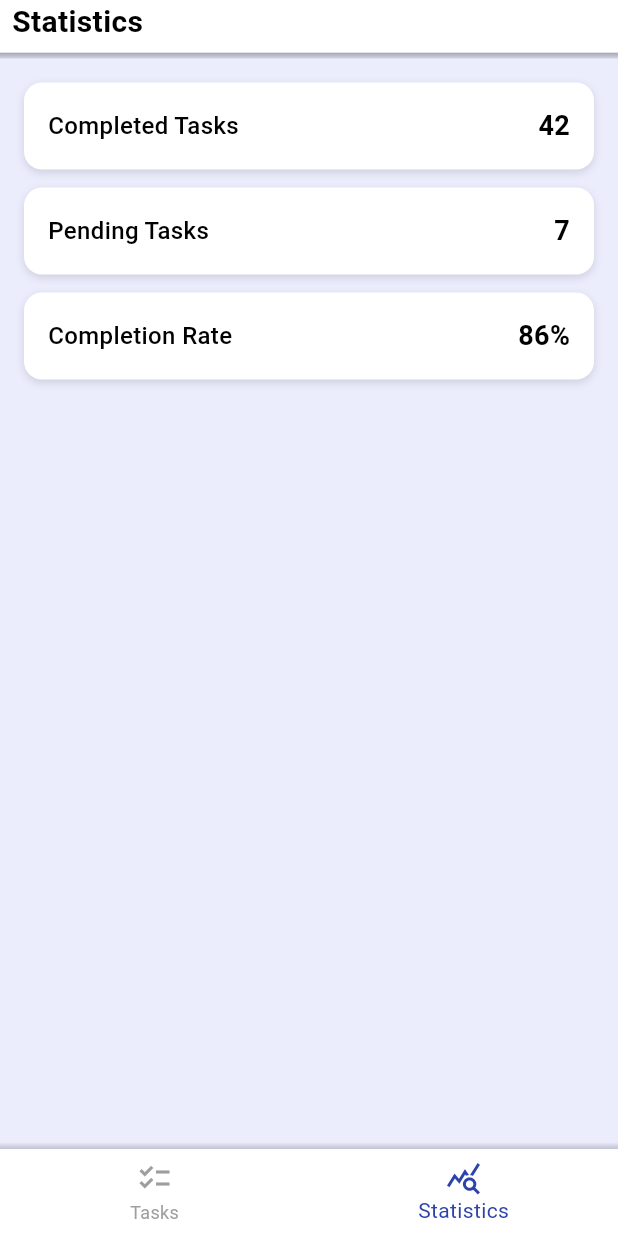
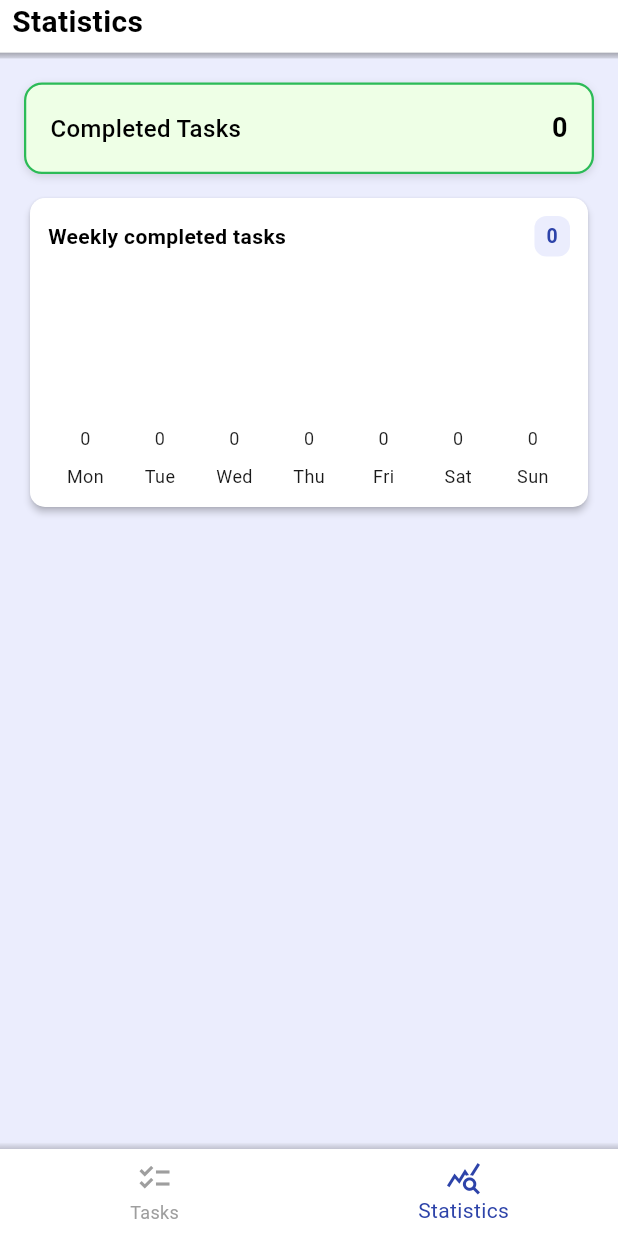
Before and after one commit to Sakii470/Task_Manager, a Flutter app: the StatisticsScreen screen opened by its route, on a phone screen of 412 x 824 dp. Run offline on Flutter 3.47's test engine with Material 3 defaults, Android fonts, the phone set to English and light mode, and no system bars; our stand-ins replace bloc, flutter_bloc, get_it, go_router, hive_flutter; accounts and stored records are empty.

Commit message:
statisctics func added

```diff
--- a/lib/app/theme/app_colors.dart
+++ b/lib/app/theme/app_colors.dart
@@ -12,3 +12,4 @@ const Color orange1 = Color(0xFFF76E11);
 const Color gray1 = Color(0xFF666666);
 const Color gray2 = Color(0xFFB3B3B3);
 const Color green1 = Color(0xFF2CBB57);
+const Color green2 = Color(0xFFeeffe6);
--- /dev/null
+++ b/lib/features/statistics/presentation/cubit/statisctics_cubit.dart
@@ -0,0 +1,44 @@
+import 'package:bloc/bloc.dart';
+import 'package:meta/meta.dart';
+import 'package:task_manager/features/tasks/domain/task_repo.dart';
+import 'package:task_manager/features/tasks/data/model/task.dart'; // added
+
+part 'statisctics_state.dart';
+
+class StatiscticsCubit extends Cubit<StatiscticsState> {
+  final HiveTaskRepo repo;
+  StatiscticsCubit(this.repo) : super(StatiscticsInitial());
+
+  // Fetch statistics and emit states
+  Future<void> loadStatistics() async {
+    emit(StatiscticsLoading());
+    try {
+      final tasks = await _safeGetTasks();
+      final total = tasks.length;
+      int completed = 0;
+      for (final t in tasks) {
+        if (_isTaskCompleted(t)) completed++;
+      }
+      final pending = (total - completed);
+      final rate = total == 0 ? 0.0 : (completed / total) * 100.0;
+      emit(StatiscticsLoaded(completed: completed, pending: pending, completionRate: rate));
+    } catch (e) {
+      emit(StatiscticsError(e?.toString() ?? 'Unknown error'));
+    }
+  }
+
+  // Call the repo API directly and return typed list
+  Future<List<Task>> _safeGetTasks() async {
+    try {
+      // prefer the well-known method on the repo
+      final items = await repo.getAll(includeCompleted: true);
+      return items;
+    } catch (_) {
+      return <Task>[];
+    }
+  }
+
+  bool _isTaskCompleted(Task t) {
+    return t.isCompleted;
+  }
+}
--- /dev/null
+++ b/lib/features/statistics/presentation/cubit/statisctics_state.dart
@@ -0,0 +1,25 @@
+part of 'statisctics_cubit.dart';
+
+@immutable
+sealed class StatiscticsState {}
+
+final class StatiscticsInitial extends StatiscticsState {
+  StatiscticsInitial();
+}
+
+final class StatiscticsLoading extends StatiscticsState {
+  StatiscticsLoading();
+}
+
+final class StatiscticsLoaded extends StatiscticsState {
+  final int completed;
+  final int pending;
+  final double completionRate;
+
+  StatiscticsLoaded({required this.completed, required this.pending, required this.completionRate});
+}
+
+final class StatiscticsError extends StatiscticsState {
+  final String message;
+  StatiscticsError(this.message);
+}
--- a/lib/features/statistics/presentation/screens/statistics_screen.dart
+++ b/lib/features/statistics/presentation/screens/statistics_screen.dart
@@ -1,52 +1,85 @@
 import 'package:flutter/material.dart';
+import 'package:flutter_bloc/flutter_bloc.dart';
+import 'package:get_it/get_it.dart';
 import 'package:task_manager/components/custom_header.dart';
 import 'package:task_manager/components/background_pattern.dart';
+import 'package:task_manager/features/statistics/presentation/widgets/stat_card.dart';
+import 'package:task_manager/features/statistics/presentation/cubit/statisctics_cubit.dart';
+import 'package:task_manager/features/tasks/domain/task_repo.dart';
+import 'package:task_manager/features/tasks/data/model/task.dart'; // added
+import 'package:task_manager/features/statistics/presentation/widgets/week_bar_chart.dart'; // added
+import 'package:task_manager/app/theme/app_colors.dart' as app_colors; // added
 
 class StatisticsScreen extends StatelessWidget {
   const StatisticsScreen({super.key});
 
   @override
   Widget build(BuildContext context) {
-    return Scaffold(
-      appBar: const CustomHeader(title: 'Statistics', showBackArrow: false),
-      body: BackgroundPattern(
-        showBottomLinearGradient: true,
-        child: ListView(
-          padding: const EdgeInsets.all(16),
-          children: const [
-            _StatCard(title: 'Completed Tasks', value: '42'),
-            SizedBox(height: 12),
-            _StatCard(title: 'Pending Tasks', value: '7'),
-            SizedBox(height: 12),
-            _StatCard(title: 'Completion Rate', value: '86%'),
-          ],
+    // resolve concrete repo from GetIt if not provided
+    final taskRepo = GetIt.instance<HiveTaskRepo>();
+
+    return BlocProvider(
+      create: (_) => StatiscticsCubit(taskRepo)..loadStatistics(),
+      child: Scaffold(
+        appBar: const CustomHeader(title: 'Statistics', showBackArrow: false),
+        body: BackgroundPattern(
+          showBottomLinearGradient: true,
+          child: Padding(
+            padding: const EdgeInsets.all(16),
+            child: BlocBuilder<StatiscticsCubit, StatiscticsState>(
+              builder: (context, state) {
+                // initial / loading
+                if (state is StatiscticsLoading || state is StatiscticsInitial) {
+                  return const Center(child: CircularProgressIndicator());
+                }
+                // error
+                if (state is StatiscticsError) {
+                  return Center(child: Text(state.message));
+                }
+                // loaded
+                if (state is StatiscticsLoaded) {
+                  return ListView(
+                    children: [
+                      StatCard(title: 'Completed Tasks', value: '${state.completed}'),
+                      const SizedBox(height: 12),
+                      // New: weekly completed tasks bar chart below the completed card
+                      FutureBuilder<List<Task>>(
+                        future: taskRepo.getAll(includeCompleted: true),
+                        builder: (context, snap) {
+                          if (snap.connectionState != ConnectionState.done) {
+                            return const SizedBox(height: 140, child: Center(child: CircularProgressIndicator()));
+                          }
+                          if (snap.hasError) {
+                            return SizedBox(height: 140, child: Center(child: Text('Error: ${snap.error}')));
+                          }
+                          final allTasks = snap.data ?? <Task>[];
+                          final weekCounts = _computeWeeklyCounts(allTasks);
+                          return WeekBarChart(counts: weekCounts);
+                        },
+                      ),
+                      const SizedBox(height: 12),
+                    ],
+                  );
+                }
+                // fallback
+                return const SizedBox.shrink();
+              },
+            ),
+          ),
         ),
       ),
     );
   }
-}
 
-class _StatCard extends StatelessWidget {
-  final String title;
-  final String value;
-  const _StatCard({required this.title, required this.value});
-
-  @override
-  Widget build(BuildContext context) {
-    return Container(
-      padding: const EdgeInsets.all(16),
-      decoration: BoxDecoration(
-        color: Colors.white,
-        borderRadius: BorderRadius.circular(12),
-        boxShadow: const [BoxShadow(color: Colors.black12, blurRadius: 4, offset: Offset(0, 2))],
-      ),
-      child: Row(
-        children: [
-          Text(title, style: const TextStyle(fontSize: 16, fontWeight: FontWeight.w500)),
-          const Spacer(),
-          Text(value, style: const TextStyle(fontSize: 18, fontWeight: FontWeight.w600)),
-        ],
-      ),
-    );
+  List<int> _computeWeeklyCounts(List<Task> tasks) {
+    final counts = List<int>.filled(7, 0);
+    for (final t in tasks) {
+      final isCompleted = t.isCompleted;
+      if (!isCompleted) continue;
+      final dt = t.completedDate ?? DateTime.now();
+      final idx = (dt.weekday - 1).clamp(0, 6);
+      counts[idx] = counts[idx] + 1;
+    }
+    return counts;
   }
 }
--- /dev/null
+++ b/lib/features/statistics/presentation/widgets/stat_card.dart
@@ -0,0 +1,28 @@
+import 'package:flutter/material.dart';
+import 'package:task_manager/app/theme/app_colors.dart' as app_colors;
+
+class StatCard extends StatelessWidget {
+  final String title;
+  final String value;
+  const StatCard({Key? key, required this.title, required this.value}) : super(key: key);
+
+  @override
+  Widget build(BuildContext context) {
+    return Container(
+      padding: const EdgeInsets.all(16),
+      decoration: BoxDecoration(
+        color: app_colors.green2,
+        borderRadius: BorderRadius.circular(12),
+        border: Border.all(color: app_colors.green1, width: 1.5),
+        boxShadow: const [BoxShadow(color: Colors.black12, blurRadius: 4, offset: Offset(0, 2))],
+      ),
+      child: Row(
+        children: [
+          Text(title, style: const TextStyle(fontSize: 16, fontWeight: FontWeight.w500)),
+          const Spacer(),
+          Text(value, style: const TextStyle(fontSize: 18, fontWeight: FontWeight.w600)),
+        ],
+      ),
+    );
+  }
+}
--- /dev/null
+++ b/lib/features/statistics/presentation/widgets/week_bar_chart.dart
@@ -0,0 +1,95 @@
+import 'package:flutter/material.dart';
+import 'package:task_manager/app/theme/app_colors.dart' as app_colors;
+
+/// WeekBarChart widget moved from statistics_screen.dart
+class WeekBarChart extends StatelessWidget {
+  final List<int> counts;
+  const WeekBarChart({required this.counts, super.key});
+
+  @override
+  Widget build(BuildContext context) {
+    final maxCount = counts.isEmpty ? 0 : counts.reduce((a, b) => a > b ? a : b);
+    // total area reserved for bars & value text
+    final totalBarArea = 120.0;
+    // reserve a small bottom gap so bars won't touch/overflow the card (about 15-16px)
+    const reservedBottomSpace = 16.0;
+    // reserve vertical space for the small value label under each bar
+    const valueLabelHeight = 18.0;
+    final availableBarHeight = totalBarArea - reservedBottomSpace - valueLabelHeight;
+    final labels = ['Mon', 'Tue', 'Wed', 'Thu', 'Fri', 'Sat', 'Sun'];
+    final textColor = Colors.black87;
+    final weekTotal = counts.isEmpty ? 0 : counts.reduce((a, b) => a + b);
+
+    return Card(
+      color: Colors.white,
+      elevation: 2,
+      shape: RoundedRectangleBorder(borderRadius: BorderRadius.circular(10)),
+      child: Padding(
+        padding: const EdgeInsets.symmetric(vertical: 12, horizontal: 12),
+        child: Column(
+          crossAxisAlignment: CrossAxisAlignment.start,
+          children: [
+            Row(
+              children: [
+                const Text('Weekly completed tasks', style: TextStyle(fontSize: 14, fontWeight: FontWeight.w600)),
+                const Spacer(),
+                Container(
+                  padding: const EdgeInsets.symmetric(vertical: 4, horizontal: 8),
+                  decoration: BoxDecoration(color: app_colors.backgroundColor, borderRadius: BorderRadius.circular(8)),
+                  child: Text(
+                    weekTotal.toString(),
+                    style: TextStyle(fontSize: 13, fontWeight: FontWeight.w600, color: app_colors.blue1),
+                  ),
+                ),
+              ],
+            ),
+            const SizedBox(height: 10),
+            SizedBox(
+              height: totalBarArea,
+              child: Row(
+                crossAxisAlignment: CrossAxisAlignment.end,
+                children: List.generate(7, (i) {
+                  final value = counts.length > i ? counts[i] : 0;
+                  final height = (maxCount == 0) ? 0.0 : (value / maxCount) * availableBarHeight;
+                  return Expanded(
+                    child: Padding(
+                      padding: const EdgeInsets.symmetric(horizontal: 4.0),
+                      child: Column(
+                        mainAxisAlignment: MainAxisAlignment.end,
+                        children: [
+                          AnimatedContainer(
+                            duration: const Duration(milliseconds: 400),
+                            height: height,
+                            width: double.infinity,
+                            decoration: BoxDecoration(color: app_colors.blue1, borderRadius: BorderRadius.circular(6)),
+                          ),
+                          const SizedBox(height: 6),
+                          SizedBox(
+                            height: valueLabelHeight,
+                            child: Center(
+                              child: Text(value.toString(), style: TextStyle(fontSize: 12, color: textColor)),
+                            ),
+                          ),
+                        ],
+                      ),
+                    ),
+                  );
+                }),
+              ),
+            ),
+            const SizedBox(height: 8),
+            Row(
+              children: List.generate(7, (i) {
+                return Expanded(
+                  child: Center(
+                    child: Text(labels[i], style: TextStyle(fontSize: 12, color: app_colors.black1)),
+                  ),
+                );
+              }),
+            ),
+          ],
+        ),
+      ),
+    );
+  }
+}
```
